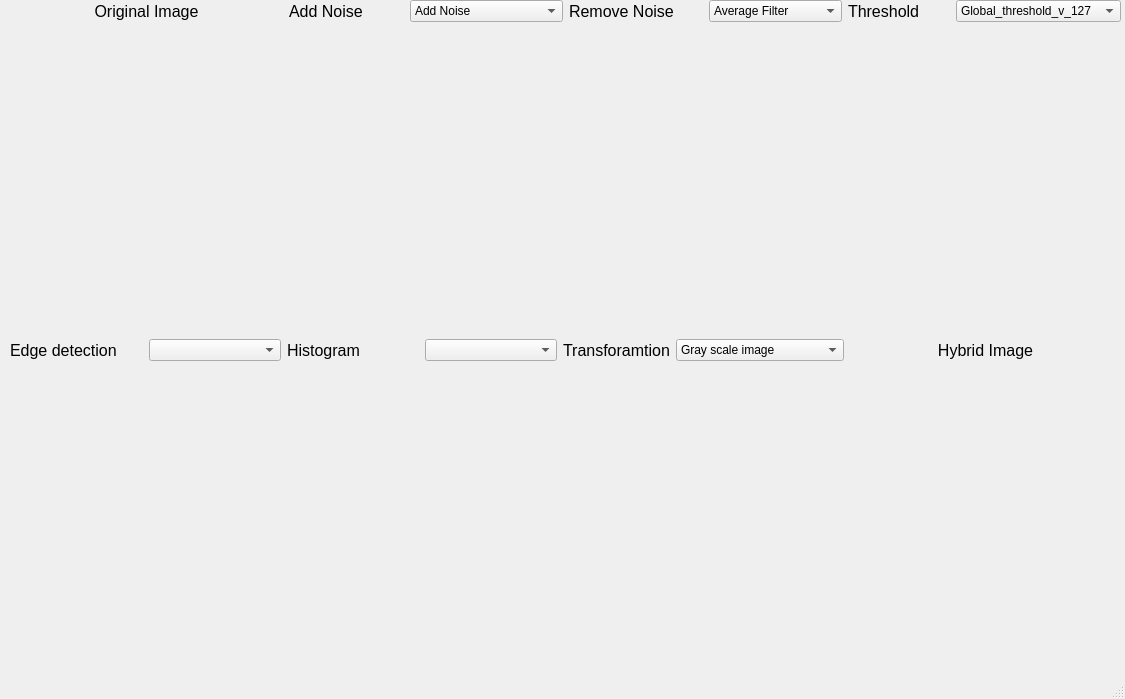
Qt form task.ui (Ibrahimelsayed60/Computer_vision_task_1) before a commit.
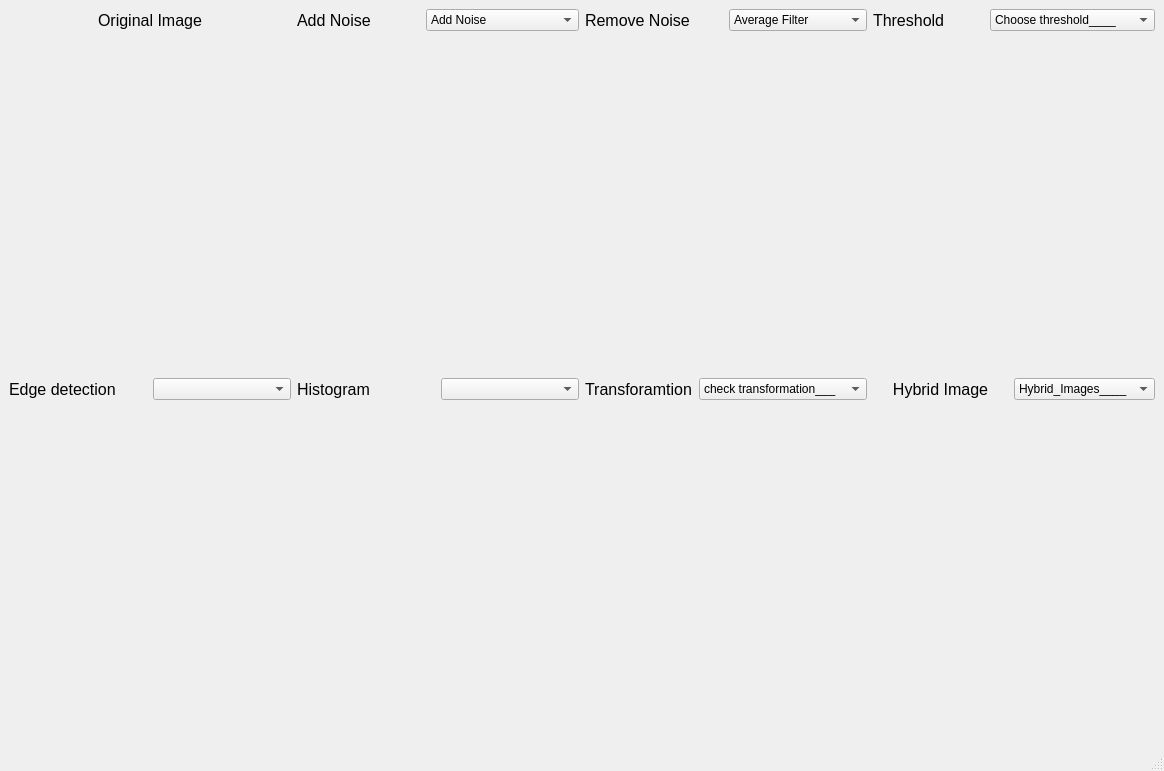
The same form after that commit. Custom widgets are drawn as their Qt base class.

```diff
--- a/task.ui
+++ b/task.ui
@@ -6,23 +6,16 @@
    <rect>
     <x>0</x>
     <y>0</y>
-    <width>1125</width>
-    <height>699</height>
+    <width>1164</width>
+    <height>771</height>
    </rect>
   </property>
   <property name="windowTitle">
    <string>MainWindow</string>
   </property>
   <widget class="QWidget" name="centralwidget">
-   <widget class="QWidget" name="layoutWidget">
-    <property name="geometry">
-     <rect>
-      <x>10</x>
-      <y>0</y>
-      <width>1111</width>
-      <height>641</height>
-     </rect>
-    </property>
+   <layout class="QHBoxLayout" name="horizontalLayout_12">
+    <item>
     <layout class="QVBoxLayout" name="verticalLayout_3">
      <item>
       <layout class="QVBoxLayout" name="verticalLayout" stretch="1,5">
@@ -129,6 +122,11 @@
            </item>
            <item>
             <widget class="QComboBox" name="comboBox_Image1_2">
+              <item>
+               <property name="text">
+                <string>Choose threshold____</string>
+               </property>
+              </item>
              <item>
               <property name="text">
                <string>Global_threshold_v_127</string>
@@ -190,7 +188,7 @@
      <item>
       <layout class="QVBoxLayout" name="verticalLayout_2" stretch="1,5">
        <item>
-        <layout class="QHBoxLayout" name="horizontalLayout_9">
+         <layout class="QHBoxLayout" name="horizontalLayout_11">
          <item>
           <layout class="QHBoxLayout" name="horizontalLayout_6">
            <item>
@@ -245,6 +243,11 @@
            </item>
            <item>
             <widget class="QComboBox" name="comboBox">
+              <item>
+               <property name="text">
+                <string>check transformation___</string>
+               </property>
+              </item>
              <item>
               <property name="text">
                <string>Gray scale image</string>
@@ -280,6 +283,8 @@
           </layout>
          </item>
          <item>
+           <layout class="QHBoxLayout" name="horizontalLayout_9">
+            <item>
           <widget class="QLabel" name="label_8">
            <property name="font">
             <font>
@@ -294,6 +299,32 @@
            </property>
           </widget>
          </item>
+            <item>
+             <widget class="QComboBox" name="comboBox_4">
+              <item>
+               <property name="text">
+                <string>Hybrid_Images____</string>
+               </property>
+              </item>
+              <item>
+               <property name="text">
+                <string>Image 1</string>
+               </property>
+              </item>
+              <item>
+               <property name="text">
+                <string>image 2</string>
+               </property>
+              </item>
+              <item>
+               <property name="text">
+                <string>Hybrid image</string>
+               </property>
+              </item>
+             </widget>
+            </item>
+           </layout>
+          </item>
         </layout>
        </item>
        <item>
@@ -315,7 +346,8 @@
       </layout>
      </item>
     </layout>
-   </widget>
+    </item>
+   </layout>
   </widget>
   <widget class="QMenuBar" name="menubar">
    <property name="geometry">
```
Left out of the diff: 2 changed lines with no effect on the pictures. Lines whose indentation alone changed are shown as unchanged.
